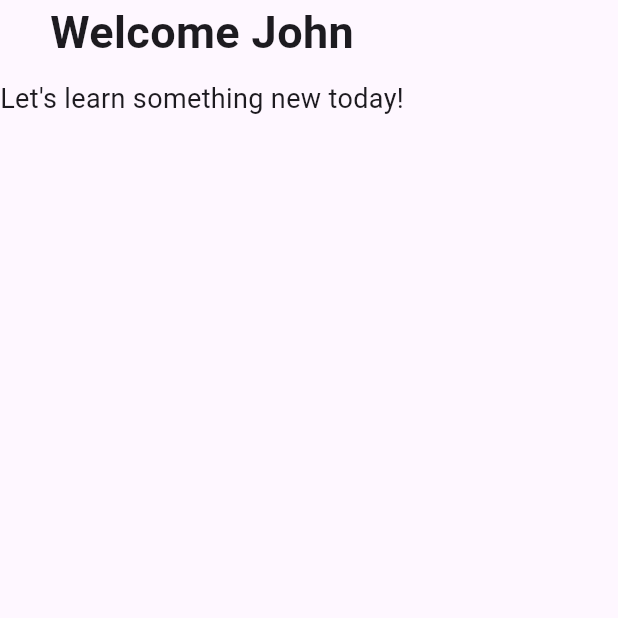
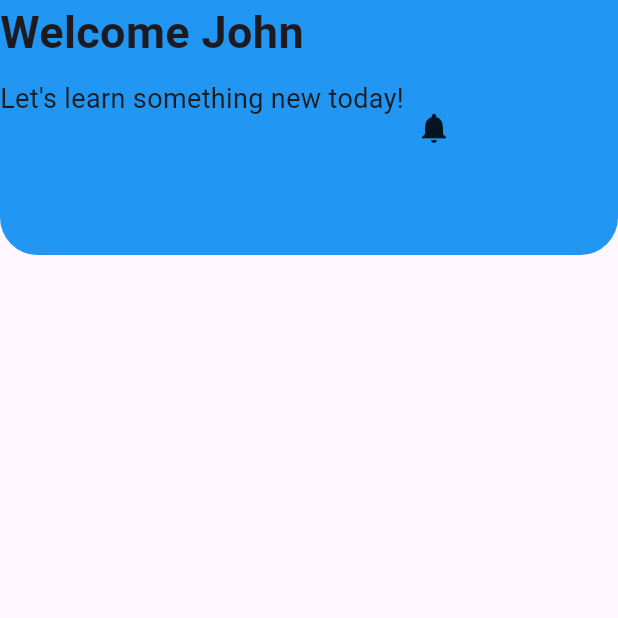
Before and after one commit to adogbeji/FlutterElearningAppPrototype, a Flutter app: the CourseHomeScreen screen opened by its route, on a phone screen of 412 x 824 dp, the top half of it. Run offline on Flutter 3.47's test engine with Material 3 defaults, Android fonts, the light colour scheme and no system bars.

Commit message:
Start adding notification circle to course home screen header

```diff
--- a/lib/views/home/course_home_screen.dart
+++ b/lib/views/home/course_home_screen.dart
@@ -7,11 +7,21 @@ class CourseHomeScreen extends StatelessWidget {
 
   @override
   Widget build(BuildContext context) {
-    return const Scaffold(
+    return Scaffold(
       body: SafeArea(
         child: Column(
           children: [
-            CourseHeader(),
+            Container(
+              height: 170,
+              decoration: const BoxDecoration(
+                color: Colors.blue,
+                borderRadius: BorderRadius.only(
+                  bottomLeft: Radius.circular(25),
+                  bottomRight: Radius.circular(25),
+                ),
+              ),
+              child: const CourseHeader(),
+            ),
           ],
         ),
       ),
--- a/lib/views/home/widgets/course_header.dart
+++ b/lib/views/home/widgets/course_header.dart
@@ -5,8 +5,9 @@ class CourseHeader extends StatelessWidget {
 
   @override
   Widget build(BuildContext context) {
-    return const Row(children: [
-      Column(
+    return Row(children: [
+      const Column(
+        crossAxisAlignment: CrossAxisAlignment.start,
         children: [
           Text(
             'Welcome John',
@@ -24,6 +25,15 @@ class CourseHeader extends StatelessWidget {
           ),
         ],
       ),
-    ]);
+      Row(
+        children: [
+          Container(
+            height: 40,
+            width: 40,
+            child: Icon(Icons.notifications),
+          ),
+        ],
+      ),
+    ],);
   }
 }
```
